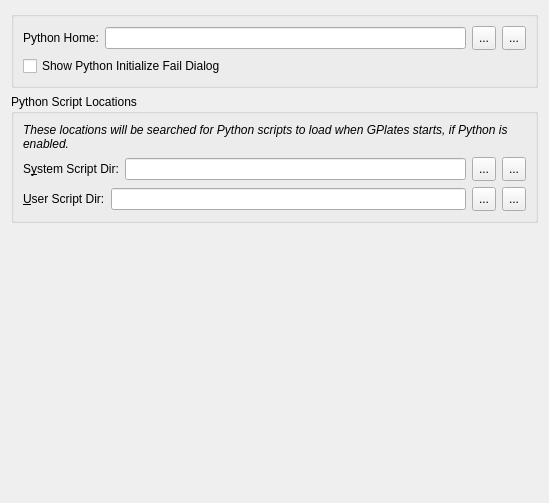
Before: the Qt Designer form src/qt-widgets/PreferencesPanePythonUi.ui in GPlates/GPlates, drawn with Qt 5.
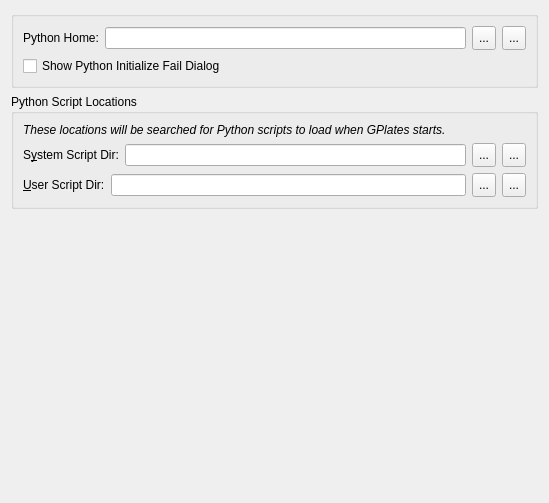
After: the same form once the commit is applied. Icons and pictures are not drawn.

Commit message: Require Python rather than running without it

What changed in the file:
```diff
--- a/src/qt-widgets/PreferencesPanePythonUi.ui
+++ b/src/qt-widgets/PreferencesPanePythonUi.ui
@@ -116,7 +116,7 @@
          </font>
         </property>
         <property name="text">
-         <string>These locations will be searched for Python scripts to load when GPlates starts, if Python is enabled.</string>
+         <string>These locations will be searched for Python scripts to load when GPlates starts.</string>
         </property>
         <property name="wordWrap">
          <bool>true</bool>
```
The commit also changes 11 other files.
